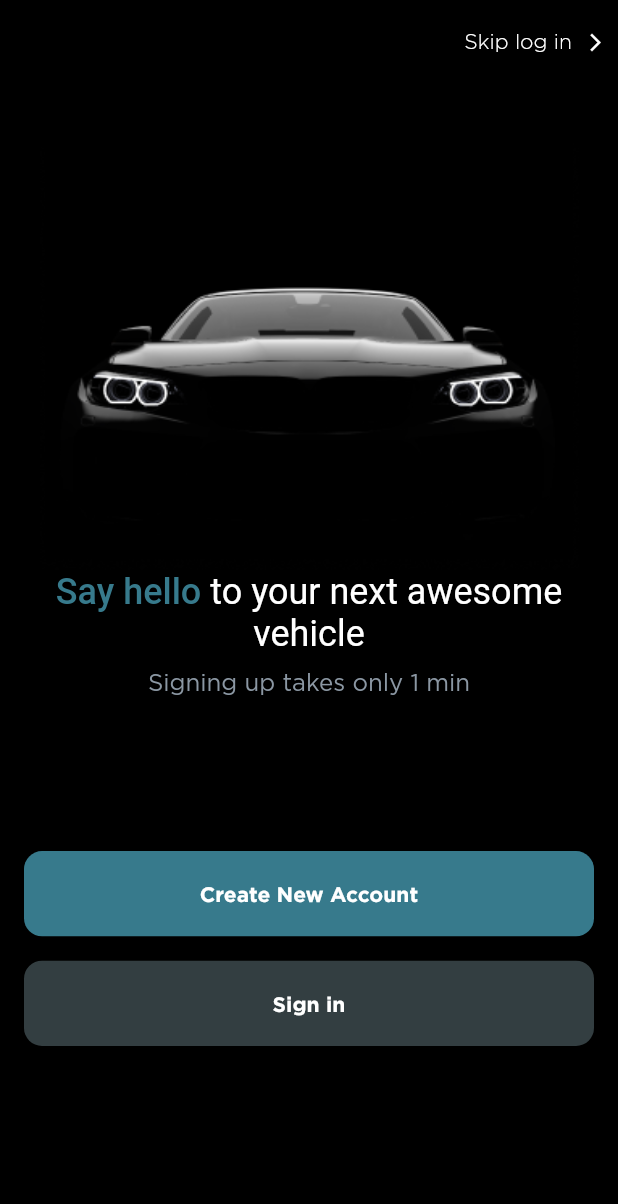
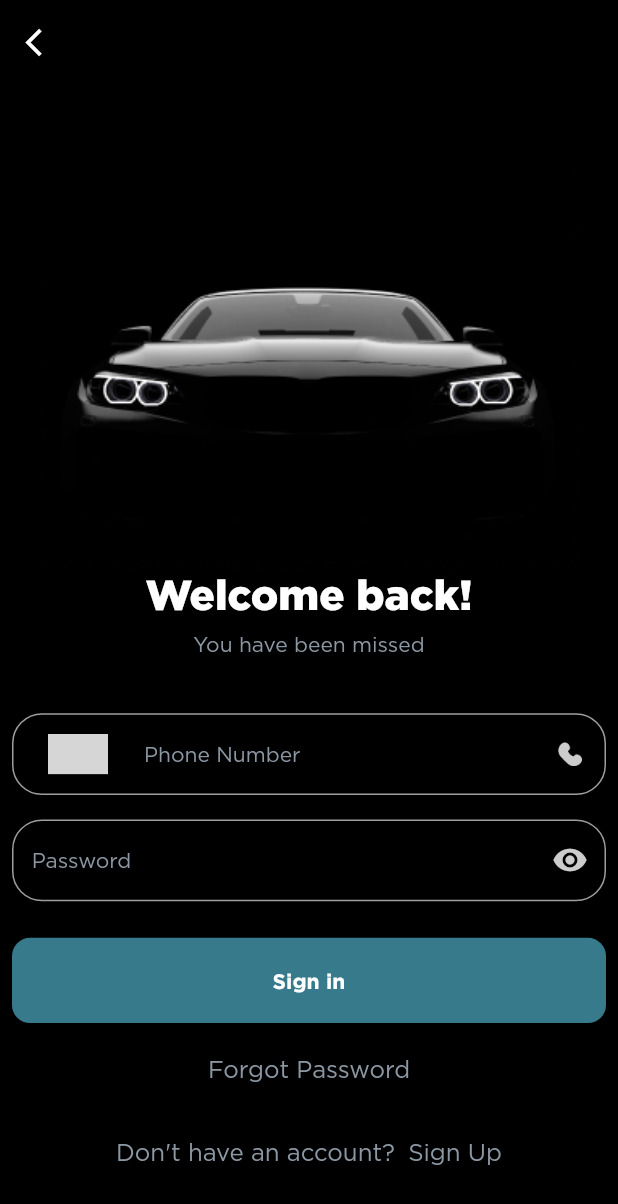
Before and after one commit to IbrahimKhattab172000/bin_omaira_motors_app, a Flutter app: the WelcomeViewScreen screen opened directly, after a tap on "Sign in", on a phone screen of 412 x 824 dp. Shown: the top 1204 px of the screen. Run offline on Flutter 3.47's test engine with Material 3 defaults, Android fonts, the phone set to English and light mode, and no system bars; drawn by our look-alikes of country_code_picker; our stand-ins replace dio, easy_localization, flutter_bloc, flutter_feather_icons, flutter_image_compress, flutter_rating_bar and 6 more; accounts and stored records are empty; grey boxes are pictures that could not be loaded.

Commit message:
feat (auth) : UI - added signin view

```diff
--- a/assets/lang/en.json
+++ b/assets/lang/en.json
@@ -5,6 +5,14 @@
     "create_new_account" : "Create New Account",
     "signin" : "Sign in",
     "skip_login" : "Skip log in",
+    "welcome_back" :"Welcome back!",
+    "you_have_been_missed" : "You have been missed",
+    "phone_number" : "Phone Number",
+    "password" : "Password",
+    "forget_password" : "Forgot Password?",
+    "no_account" : "Don't have an account?",
+    "signup" : "Sign Up",
+
 
 
     "wnes": "Wanes",
@@ -14,17 +22,13 @@
     "continue" : "Continue",
     "the_finest_fresh_produce" : "The Finest Fresh Produce",
     "or" : "Or",
-    "phone_number" : "Phone Number",
     "additional_phone_number" : "Additional Phone Number",
     "enter_the_number" : "Enter the number",
-    "password" : "Password",
     "enter_the_password"  : "Enter the password",
-    "forget_password" : "Forgot Password?",
     "pick_up_location"  : "Pick-Up Location",
     "pick_up_address" : "Pick-Up Address",
     "next"  : "Next",
     "email_or_phone" : "Email / Phone Number",
-    "no_account" : "Don't have an account?",
     "browse_without_logging_in" : "Browse Without Logging In",
     "new_signing" : "New Signing",
     "name" : "Name",
@@ -33,7 +37,6 @@
     "confirm_password" : "Confirm Password",
     "i_agree" : "I Agree to",
     "terms_and_conditions" : "Terms and Conditions",
-    "signup" : "Sign Up",
     "have_account" :"Already have an account?",
     "forgot_password" : "Forgot Password",
     "forgot_password_note"  : "Please enter your phone number to receive a 4-digit code to reset your password",
--- /dev/null
+++ b/lib/features/signin/view/signin_view.dart
@@ -0,0 +1,53 @@
+import 'package:bin_omaira_motors/features/signin/widgets/signin_button.dart';
+import 'package:bin_omaira_motors/features/signin/widgets/signin_forgot_password.dart';
+import 'package:bin_omaira_motors/features/signin/widgets/signin_forms.dart';
+import 'package:bin_omaira_motors/features/signin/widgets/signin_image_with_info.dart';
+import 'package:bin_omaira_motors/features/signin/widgets/signin_no_account.dart';
+import 'package:bin_omaira_motors/helpers/colors.dart';
+import 'package:bin_omaira_motors/helpers/dimentions.dart';
+import 'package:bin_omaira_motors/helpers/routes.dart';
+import 'package:bin_omaira_motors/widgets/app_appbar.dart';
+import 'package:flutter/material.dart';
+
+class SigninView extends StatelessWidget {
+  const SigninView({super.key});
+
+  @override
+  Widget build(BuildContext context) {
+    return Scaffold(
+      backgroundColor: AppColors.black,
+      appBar: AppAppBar(
+        leading: IconButton(
+          onPressed: () {
+            RouteUtils.pop();
+          },
+          icon: const Icon(
+            Icons.arrow_back_ios,
+            color: AppColors.white,
+            size: 22,
+          ),
+        ),
+      ),
+      body: SingleChildScrollView(
+        physics: const BouncingScrollPhysics(),
+        child: Padding(
+          padding: const EdgeInsets.symmetric(horizontal: 8.0),
+          child: Column(
+            crossAxisAlignment: CrossAxisAlignment.center,
+            children: [
+              const SigninImageWithInfo(),
+              SizedBox(height: 38.height),
+              const SigninForms(),
+              SizedBox(height: 24.height),
+              const SigninButton(),
+              SizedBox(height: 24.height),
+              const SigninForgotPassword(),
+              SizedBox(height: 40.height),
+              const SigninNoAccount(),
+            ],
+          ),
+        ),
+      ),
+    );
+  }
+}
--- /dev/null
+++ b/lib/features/signin/widgets/signin_button.dart
@@ -0,0 +1,22 @@
+import 'package:bin_omaira_motors/features/signin/view/signin_view.dart';
+import 'package:bin_omaira_motors/helpers/routes.dart';
+import 'package:bin_omaira_motors/widgets/app_button.dart';
+import 'package:easy_localization/easy_localization.dart';
+import 'package:flutter/material.dart';
+
+class SigninButton extends StatelessWidget {
+  const SigninButton({
+    super.key,
+  });
+
+  @override
+  Widget build(BuildContext context) {
+    return AppButton(
+      title: "signin".tr(),
+      onTap: () {
+        RouteUtils.navigateTo(const SigninView());
+      },
+      titleFontSize: 14,
+    );
+  }
+}
--- /dev/null
+++ b/lib/features/signin/widgets/signin_forgot_password.dart
@@ -0,0 +1,14 @@
+import 'package:bin_omaira_motors/widgets/app_text.dart';
+import 'package:easy_localization/easy_localization.dart';
+import 'package:flutter/material.dart';
+
+class SigninForgotPassword extends StatelessWidget {
+  const SigninForgotPassword({
+    super.key,
+  });
+
+  @override
+  Widget build(BuildContext context) {
+    return AppText(title: "forgot_password".tr());
+  }
+}
--- /dev/null
+++ b/lib/features/signin/widgets/signin_forms.dart
@@ -0,0 +1,59 @@
+import 'package:bin_omaira_motors/helpers/colors.dart';
+import 'package:bin_omaira_motors/helpers/dimentions.dart';
+import 'package:bin_omaira_motors/helpers/utils.dart';
+import 'package:bin_omaira_motors/widgets/app_country_picker.dart';
+import 'package:bin_omaira_motors/widgets/app_text_field.dart';
+import 'package:easy_localization/easy_localization.dart';
+import 'package:flutter/material.dart';
+
+class SigninForms extends StatefulWidget {
+  const SigninForms({super.key});
+
+  @override
+  State<SigninForms> createState() => _SigninFormsState();
+}
+
+class _SigninFormsState extends State<SigninForms> {
+  bool isPasswordSecure = true;
+
+  @override
+  Widget build(BuildContext context) {
+    return Column(
+      children: [
+        AppTextField(
+          hint: "phone_number".tr(),
+          leading: AppCountryPicker(
+            onSelect: (String country, String code) {},
+          ),
+          trailing: Container(
+            height: 24.height,
+            width: 24.width,
+            padding: const EdgeInsets.all(16),
+            child: Image.asset(
+              Utils.getAssetPNGPath("phone"),
+              color: AppColors.lightGray,
+            ),
+          ),
+        ),
+        SizedBox(height: 16.height),
+        AppTextField(
+          hint: 'password'.tr(),
+          secure: isPasswordSecure,
+          trailing: InkWell(
+            onTap: () {
+              setState(() {
+                isPasswordSecure = !isPasswordSecure;
+              });
+            },
+            child: Icon(
+              isPasswordSecure
+                  ? Icons.remove_red_eye
+                  : Icons.remove_red_eye_outlined,
+              color: AppColors.lightGray,
+            ),
+          ),
+        ),
+      ],
+    );
+  }
+}
--- /dev/null
+++ b/lib/features/signin/widgets/signin_image_with_info.dart
@@ -0,0 +1,36 @@
+import 'package:bin_omaira_motors/helpers/colors.dart';
+import 'package:bin_omaira_motors/helpers/dimentions.dart';
+import 'package:bin_omaira_motors/helpers/utils.dart';
+import 'package:bin_omaira_motors/widgets/app_text.dart';
+import 'package:easy_localization/easy_localization.dart';
+import 'package:flutter/material.dart';
+
+class SigninImageWithInfo extends StatelessWidget {
+  const SigninImageWithInfo({super.key});
+
+  @override
+  Widget build(BuildContext context) {
+    return Column(
+      children: [
+        Image.asset(
+          alignment: Alignment.center,
+          Utils.getAssetPNGPath("background_car"),
+          fit: BoxFit.fill,
+          height: 320.height,
+          width: 328.width,
+        ),
+        AppText(
+          title: "welcome_back".tr(),
+          color: AppColors.white,
+          fontWeight: FontWeight.w500,
+          fontSize: 28,
+        ),
+        SizedBox(height: 12.height),
+        AppText(
+          title: "you_have_been_missed".tr(),
+          fontSize: 14,
+        ),
+      ],
+    );
+  }
+}
--- /dev/null
+++ b/lib/features/signin/widgets/signin_no_account.dart
@@ -0,0 +1,22 @@
+import 'package:bin_omaira_motors/helpers/dimentions.dart';
+import 'package:bin_omaira_motors/widgets/app_text.dart';
+import 'package:easy_localization/easy_localization.dart';
+import 'package:flutter/material.dart';
+
+class SigninNoAccount extends StatelessWidget {
+  const SigninNoAccount({
+    super.key,
+  });
+
+  @override
+  Widget build(BuildContext context) {
+    return Row(
+      mainAxisAlignment: MainAxisAlignment.center,
+      children: [
+        AppText(title: "no_account".tr()),
+        SizedBox(width: 8.width),
+        AppText(title: "signup".tr()),
+      ],
+    );
+  }
+}
--- a/lib/features/welcome/widgets/welcome_buttons.dart
+++ b/lib/features/welcome/widgets/welcome_buttons.dart
@@ -1,5 +1,7 @@
+import 'package:bin_omaira_motors/features/signin/view/signin_view.dart';
 import 'package:bin_omaira_motors/helpers/colors.dart';
 import 'package:bin_omaira_motors/helpers/dimentions.dart';
+import 'package:bin_omaira_motors/helpers/routes.dart';
 import 'package:bin_omaira_motors/widgets/app_button.dart';
 import 'package:easy_localization/easy_localization.dart';
 import 'package:flutter/material.dart';
@@ -18,7 +20,9 @@ class WelcomeButtons extends StatelessWidget {
         SizedBox(height: 16.height),
         AppButton(
           title: "signin".tr(),
-          onTap: () {},
+          onTap: () {
+            RouteUtils.navigateTo(const SigninView());
+          },
           color: AppColors.signInButtonColor,
           titleFontSize: 14,
         ),
--- a/lib/widgets/app_appbar.dart
+++ b/lib/widgets/app_appbar.dart
@@ -27,7 +27,7 @@ class AppAppBar extends StatelessWidget implements PreferredSizeWidget {
       iconTheme: const IconThemeData(
         color: AppColors.black,
       ),
-      leading: leading,
+      leading: leading ?? const SizedBox(),
       centerTitle: true,
 
       // titleSpacing: title == null || title!.isEmpty || !Navigator.canPop(context) ? null : -16,
--- a/lib/widgets/app_country_picker.dart
+++ b/lib/widgets/app_country_picker.dart
@@ -26,6 +26,7 @@ class AppCountryPicker extends StatelessWidget {
       flagWidth: 40,
       padding: EdgeInsets.zero,
       barrierColor: AppColors.black.withOpacity(0.8),
+      backgroundColor: AppColors.black,
     );
   }
 }
--- a/lib/widgets/app_text_field.dart
+++ b/lib/widgets/app_text_field.dart
@@ -16,8 +16,8 @@ class AppTextField extends StatefulWidget {
     this.leading,
     this.label,
     this.maxLines = 1,
-    this.borderColor = Colors.transparent,
-    this.fillColor = AppColors.border,
+    this.borderColor = Colors.grey,
+    this.fillColor = AppColors.black,
     this.onSaved,
     this.onChanged,
     this.controller,
@@ -76,8 +76,11 @@ class _AppTextFieldState extends State<AppTextField> {
           child: AbsorbPointer(
             absorbing: widget.onTap != null,
             child: TextFormField(
+              style: const TextStyle(
+                color: AppColors.white,
+              ),
               controller: widget.controller,
-              cursorColor: AppColors.black,
+              cursorColor: AppColors.white,
               // cursorHeight: double.infinity,
               validator: widget.validator,
               onChanged: widget.onChanged,
@@ -98,26 +101,34 @@ class _AppTextFieldState extends State<AppTextField> {
                 suffixIcon: widget.trailing,
                 prefixIcon: widget.leading,
                 contentPadding: EdgeInsets.symmetric(
-                    horizontal: 12.width, vertical: 8.height),
-                border: _border((widget.transperent ?? false)
+                  horizontal: 12.width,
+                  vertical: 20.height,
+                ),
+                border: _border(
+                  (widget.transperent ?? false)
                       ? Colors.transparent
-                    : widget.borderColor),
-                enabledBorder: _border((widget.transperent ?? false)
+                      : widget.borderColor,
+                ),
+                enabledBorder: _border(
+                  (widget.transperent ?? false)
                       ? Colors.transparent
-                    : widget.borderColor),
+                      : widget.borderColor,
+                ),
                 focusedBorder: _border(
                   (widget.transperent ?? false)
                       ? Colors.transparent
-                        : AppColors.primary,
-                    width: 1),
+                      : AppColors.white,
+                  width: 1,
+                ),
                 errorBorder: _border((widget.transperent ?? false)
                     ? Colors.transparent
                     : AppColors.red),
                 focusedErrorBorder: _border(
                   (widget.transperent ?? false)
                       ? Colors.transparent
-                        : AppColors.background,
-                    width: 1),
+                      : AppColors.white,
+                  width: 1,
+                ),
               ),
             ),
           ),
@@ -136,5 +147,5 @@ class _AppTextFieldState extends State<AppTextField> {
     );
   }
 
-  double get _radius => widget.maxLines > 1 ? 8 : 10;
+  double get _radius => widget.maxLines > 1 ? 15 : 20;
 }
```
Also changed, not shown: assets/images/png/phone.png. Lines whose indentation alone changed are shown as unchanged.
